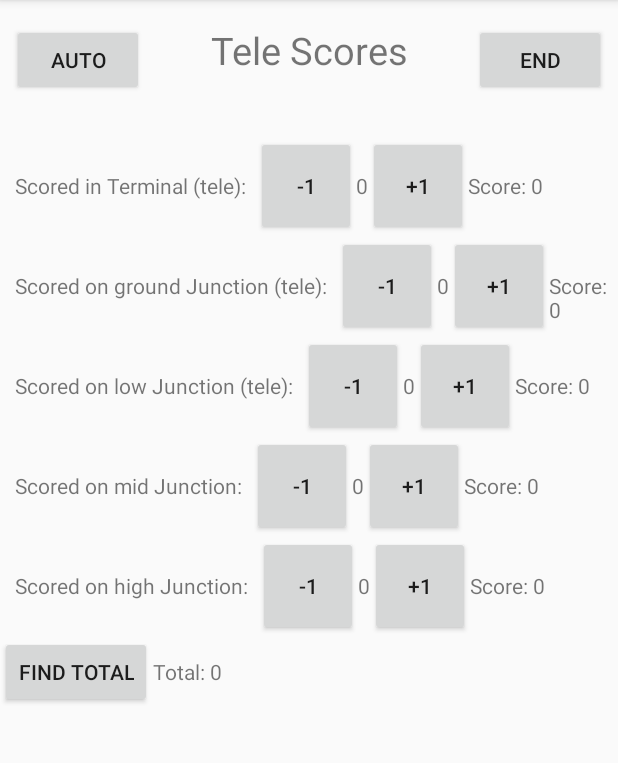
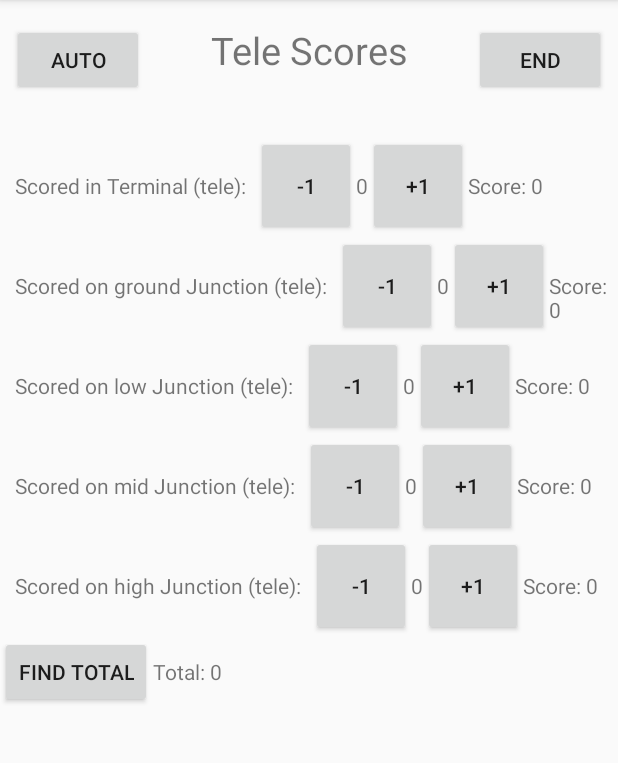
Before and after one commit to jbeta02/FTC_Scoring_App, an Android app: the TeleActivity screen opened directly, with no data from a screen before it, on a phone screen of 412 x 824 dp, the part 84-847 px from its top. Run offline under Robolectric (Android 15) with nearby library versions, the phone set to English and light mode, and no system bars.

Commit message:
fix name conflict

```diff
--- a/app/src/main/java/com/example/scoringapp/TeleActivity.java
+++ b/app/src/main/java/com/example/scoringapp/TeleActivity.java
@@ -98,9 +98,9 @@ public class TeleActivity extends GameModeActivity {
 
         add(new ScoreType(this, teleLayout, "Scored on low Junction (tele)", true, 3));
 
-        add(new ScoreType(this, teleLayout, "Scored on mid Junction", true, 4));
+        add(new ScoreType(this, teleLayout, "Scored on mid Junction (tele)", true, 4));
 
-        add(new ScoreType(this, teleLayout, "Scored on high Junction", true, 5));
+        add(new ScoreType(this, teleLayout, "Scored on high Junction (tele)", true, 5));
 
     }
 
```
